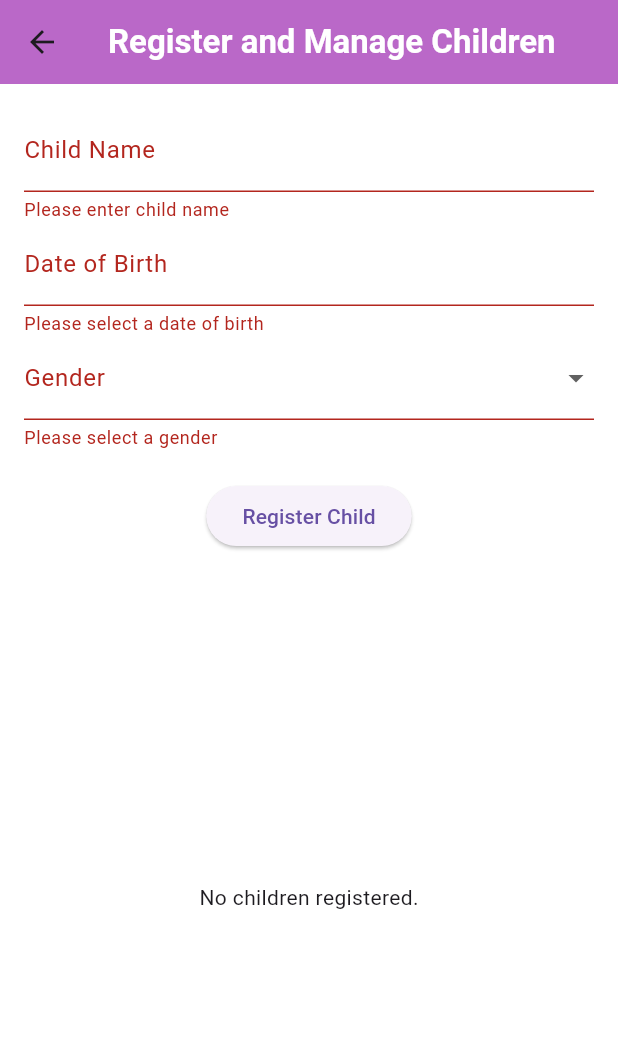
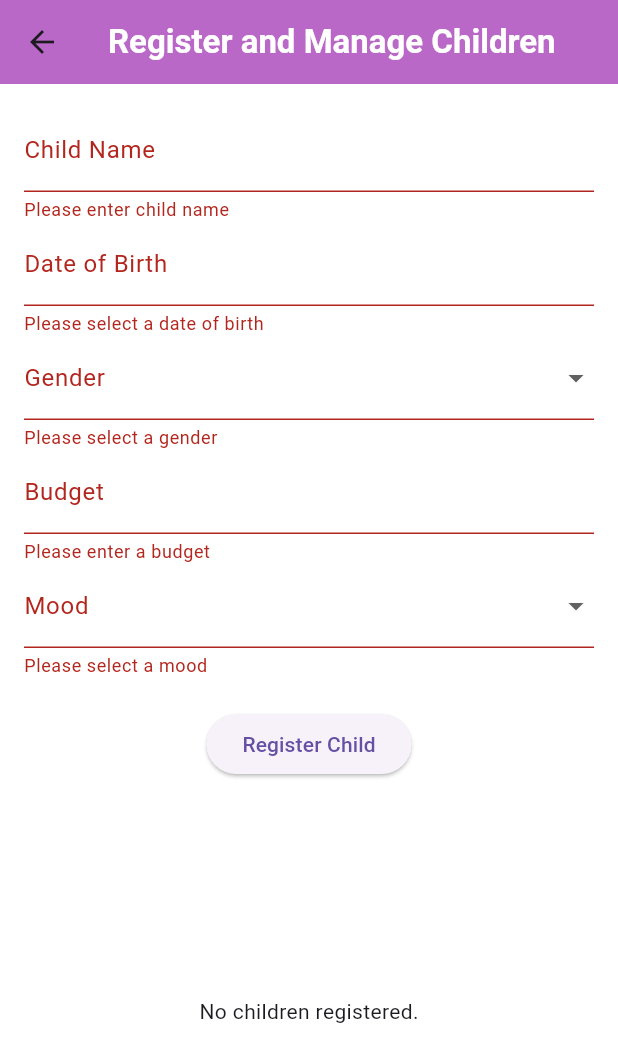
Before and after one commit to deemaoaloufi/KidCoin_App, a Flutter app: the ChildRegistrationForm screen opened directly, after a tap on "Register Child", on a phone screen of 412 x 824 dp. Shown: the top 1062 px of the screen. Run offline on Flutter 3.47's test engine with Material 3 defaults, Android fonts, the light colour scheme and no system bars; our stand-ins replace cloud_firestore, firebase_auth, firebase_core; accounts and stored records are empty.

Commit message:
More checking

```diff
--- a/lib/methods/child_registration.dart
+++ b/lib/methods/child_registration.dart
@@ -1,7 +1,7 @@
 import 'package:flutter/material.dart';
 import 'package:flutter/services.dart';
 import 'package:cloud_firestore/cloud_firestore.dart';
-import '../services/child_service.dart'; // Assuming the service exists for Firestore interactions
+import '../services/child_service.dart';
 
 class ChildRegistrationForm extends StatefulWidget {
   final String parentId;
@@ -20,6 +20,16 @@ class _ChildRegistrationState extends State<ChildRegistrationForm> {
   final TextEditingController _dobController = TextEditingController();
   bool _isLoading = false;
   String? _editingChildId;
+  double? _budget;
+  String _mood = '';
+
+  final Map<String, String> moodDefinitions = {
+    'Captain Saver': 'Focuses on saving and budgeting for future needs.',
+    'Captain Balanced': 'Balances spending and saving wisely.',
+    'Captain Funster': 'Encourages spending on fun and enjoyment.',
+    'Captain Essential': 'Prioritizes essential needs and expenses.',
+    'Captain Foodie': 'Encourages spending on food and snacks.',
+  };
 
   Future<void> _submitForm() async {
     if (_formKey.currentState!.validate()) {
@@ -29,6 +39,8 @@ class _ChildRegistrationState extends State<ChildRegistrationForm> {
         'name': _name,
         'dateOfBirth': _dateOfBirth?.toIso8601String(),
         'gender': _gender,
+        'budget': _budget,
+        'mood': _mood,
         'parentId': widget.parentId,
       };
 
@@ -84,6 +96,8 @@ class _ChildRegistrationState extends State<ChildRegistrationForm> {
       _dateOfBirth = DateTime.parse(doc['dateOfBirth']);
       _dobController.text = _dateOfBirth!.toIso8601String().split('T')[0];
       _gender = doc['gender'];
+      _budget = doc['budget'] != null ? doc['budget'].toDouble() : null;
+      _mood = doc['mood'] ?? '';
       _editingChildId = doc.id;
     });
   }
@@ -124,8 +138,9 @@ class _ChildRegistrationState extends State<ChildRegistrationForm> {
                     decoration: InputDecoration(labelText: 'Date of Birth'),
                     readOnly: true,
                     onTap: () => _pickDate(context),
-                    validator: (value) =>
-                        _dateOfBirth == null ? 'Please select a date of birth' : null,
+                    validator: (value) => _dateOfBirth == null
+                        ? 'Please select a date of birth'
+                        : null,
                   ),
                   DropdownButtonFormField<String>(
                     value: _gender.isEmpty ? null : _gender,
@@ -139,6 +154,56 @@ class _ChildRegistrationState extends State<ChildRegistrationForm> {
                     }),
                     validator: (value) =>
                         value == null ? 'Please select a gender' : null,
+                  ),
+                  TextFormField(
+                    decoration: InputDecoration(labelText: 'Budget'),
+                    keyboardType: TextInputType.number,
+                    inputFormatters: [
+                      FilteringTextInputFormatter.allow(RegExp(r'^\d+(\.\d{0,2})?$')),
+                    ],
+                    validator: (value) {
+                      if (value == null || value.isEmpty) {
+                        return 'Please enter a budget';
+                      }
+                      final budget = double.tryParse(value);
+                      if (budget == null || budget <= 0) {
+                        return 'Please enter a valid budget';
+                      }
+                      return null;
+                    },
+                    onSaved: (value) => _budget = double.parse(value!),
+                  ),
+                  DropdownButtonFormField<String>(
+                    value: _mood.isEmpty ? null : _mood,
+                    decoration: InputDecoration(labelText: 'Mood'),
+                    items: moodDefinitions.keys
+                        .map((mood) => DropdownMenuItem(value: mood, child: Text(mood)))
+                        .toList(),
+                    onChanged: (value) {
+                      if (value != null) {
+                        setState(() {
+                          _mood = value;
+                        });
+                        showDialog(
+                          context: context,
+                          builder: (BuildContext context) {
+                            return AlertDialog(
+                              title: Text(value),
+                              content: Text(moodDefinitions[value]!),
+                              actions: <Widget>[
+                                TextButton(
+                                  onPressed: () {
+                                    Navigator.of(context).pop();
+                                  },
+                                  child: Text('Close'),
+                                ),
+                              ],
+                            );
+                          },
+                        );
+                      }
+                    },
+                    validator: (value) => value == null ? 'Please select a mood' : null,
                   ),
                   const SizedBox(height: 20),
                   _isLoading
@@ -173,7 +238,7 @@ class _ChildRegistrationState extends State<ChildRegistrationForm> {
                       return ListTile(
                         title: Text(doc['name']),
                         subtitle: Text(
-                            "Child ID: ${doc['childId']} | DOB: ${doc['dateOfBirth']} | Gender: ${doc['gender']}"),
+                            "Child ID: ${doc['childId']} | DOB: ${doc['dateOfBirth']} | Gender: ${doc['gender']} | Budget: \$${doc['budget'] ?? 'N/A'} | Mood: ${doc['mood'] ?? 'N/A'}"),
                         trailing: Row(
                           mainAxisSize: MainAxisSize.min,
                           children: [
```
